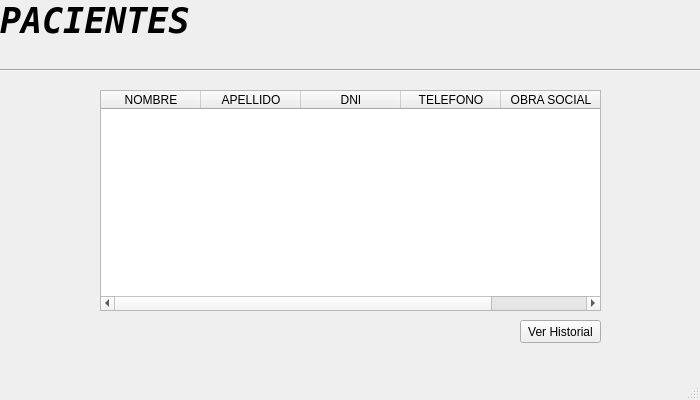
Old version of the form diseños_qt/Historial_pacientes.ui in the repository FeliFaule/PROYECTO-FINAL.
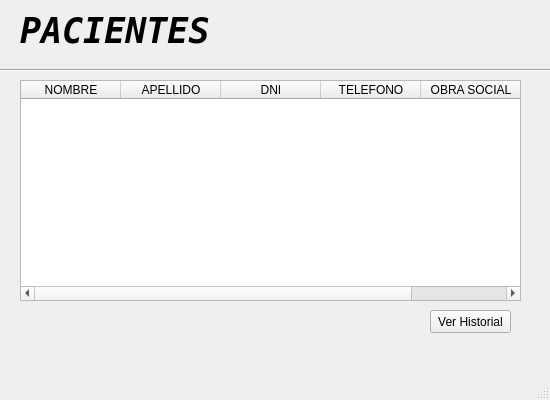
New version of the form.

```diff
--- a/diseños_qt/Historial_pacientes.ui
+++ b/diseños_qt/Historial_pacientes.ui
@@ -6,19 +6,19 @@
    <rect>
     <x>0</x>
     <y>0</y>
-    <width>700</width>
+    <width>550</width>
     <height>400</height>
    </rect>
   </property>
   <property name="minimumSize">
    <size>
-    <width>700</width>
+    <width>550</width>
     <height>400</height>
    </size>
   </property>
   <property name="maximumSize">
    <size>
-    <width>700</width>
+    <width>550</width>
     <height>400</height>
    </size>
   </property>
@@ -29,8 +29,8 @@
    <widget class="QTableWidget" name="tableWidget">
     <property name="geometry">
      <rect>
-      <x>100</x>
-      <y>90</y>
+      <x>20</x>
+      <y>80</y>
       <width>501</width>
       <height>221</height>
      </rect>
@@ -67,6 +67,14 @@
     </column>
    </widget>
    <widget class="QLabel" name="label">
+    <property name="geometry">
+     <rect>
+      <x>20</x>
+      <y>10</y>
+      <width>190</width>
+      <height>42</height>
+     </rect>
+    </property>
     <property name="font">
      <font>
       <family>DejaVu Sans Mono</family>
@@ -95,8 +103,8 @@
    <widget class="QPushButton" name="pushButton">
     <property name="geometry">
      <rect>
-      <x>520</x>
-      <y>320</y>
+      <x>430</x>
+      <y>310</y>
       <width>81</width>
       <height>23</height>
      </rect>
```
Left out of the diff: 2 changed lines with no effect on the pictures.
